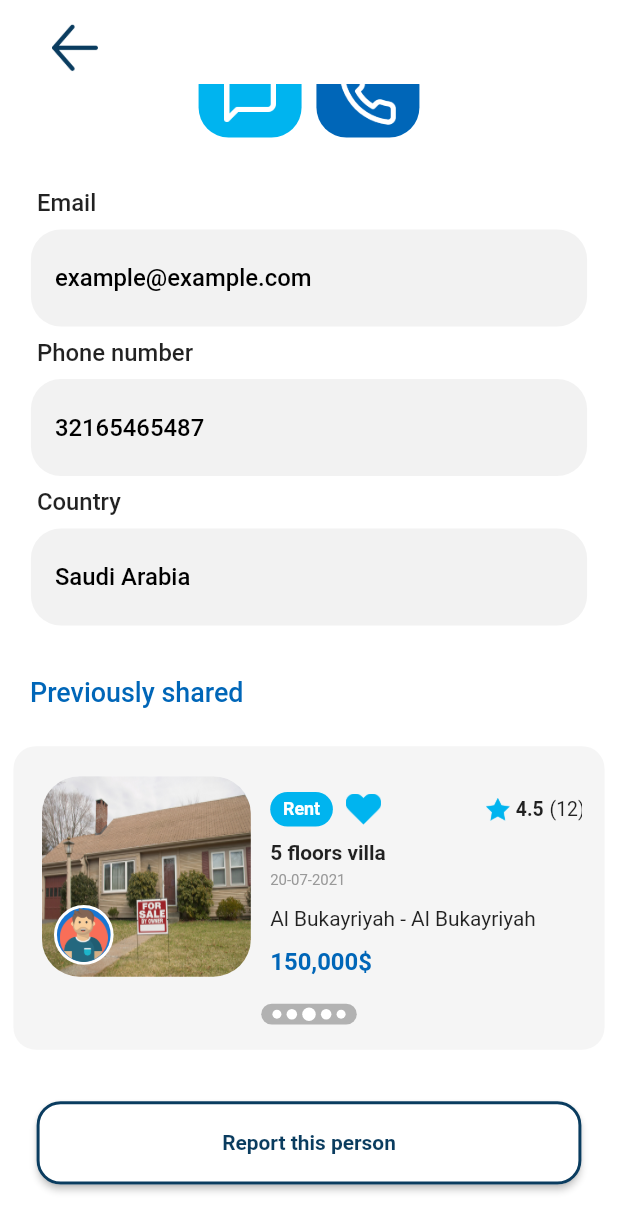
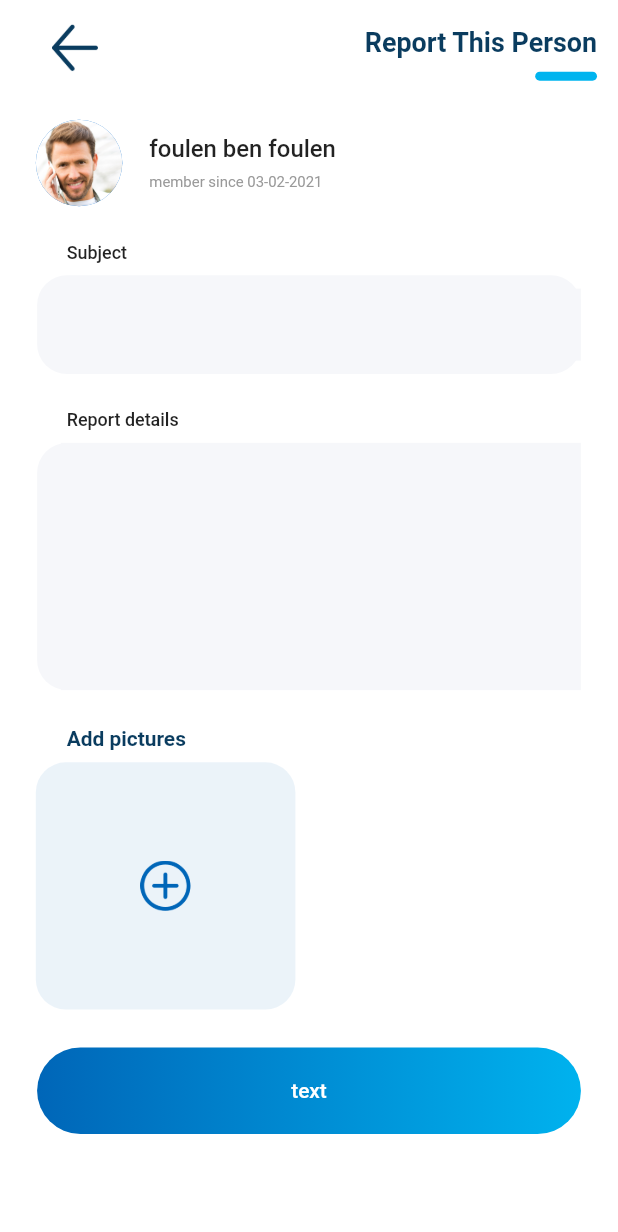
Before and after one commit to fawezz/Wasiet, a Flutter app: the SellerProfileView screen opened by its route, scrolled down 145 dp, after a tap on "Report this person", on a phone screen of 412 x 824 dp. Shown: the top 1232 px of the screen. Run offline on Flutter 3.47's test engine with Material 2 defaults, Android fonts, the phone set to English and light mode, and no system bars; our stand-ins replace flutter_screenutil, get, hexcolor, image_picker.

Commit message:
Report Person unfinished

```diff
--- /dev/null
+++ b/lib/Controllers/ReportPersonController.dart
@@ -0,0 +1,23 @@
+import 'dart:io';
+
+import 'package:get/get.dart';
+import 'package:flutter/material.dart';
+import 'package:image_picker/image_picker.dart';
+
+class ReportPersonController extends GetxController with GetTickerProviderStateMixin {
+
+  final ImagePicker _picker = ImagePicker();
+  var imageFileList = [].obs;
+
+  void selectImage() async{
+    List<XFile>? selectedImages = await _picker.pickMultiImage();
+    if(selectedImages == null){
+      return;
+    }
+    else{
+      imageFileList.addAll(selectedImages);
+    }
+
+  }
+
+}
--- a/lib/Custom Widgets/ProfileOption.dart
+++ b/lib/Custom Widgets/ProfileOption.dart
@@ -13,7 +13,16 @@ class ProfileOption extends StatelessWidget {
   Widget build(BuildContext context) {
     return Padding(
       padding: const EdgeInsets.only(top: 4.0),
-      child: Container(
+      child:  GestureDetector(
+        onTap: (){
+          if(namedView == "/home"){
+            //deconnect
+            Get.offAllNamed("/home");
+          }else{
+            Get.toNamed(namedView);
+          }
+        },
+        child: Container(
         height: Get.height*0.0886,
         width: Get.width*0.884,
         decoration: BoxDecoration(
@@ -22,17 +31,7 @@ class ProfileOption extends StatelessWidget {
         ),
         child: Padding(
           padding: EdgeInsets.symmetric(horizontal: Get.width*0.058),
-          child: GestureDetector(
-            onTap: (){
-              if(namedView == "/home"){
-                //deconnect
-                Get.offAllNamed("/home");
-              }else{
-                Get.toNamed(namedView);
-              }
-
-            },
-            child: Row(
+          child:Row(
               mainAxisAlignment: MainAxisAlignment.spaceBetween,
               children: [
                 Text(text,
--- /dev/null
+++ b/lib/Custom Widgets/ReportPictureCard.dart
@@ -0,0 +1,21 @@
+import 'package:flutter/material.dart';
+import 'package:flutter_screenutil/flutter_screenutil.dart';
+import 'package:hexcolor/hexcolor.dart';
+
+class ReportPictureCard extends StatelessWidget {
+  const ReportPictureCard({Key? key}) : super(key: key);
+
+  @override
+  Widget build(BuildContext context) {
+    return Container(
+      height: 0.2.sh,
+      width: 0.42.sw,
+      decoration: BoxDecoration(
+        color: HexColor("#0066B8").withOpacity(0.08),
+        borderRadius: BorderRadius.circular(20),
+      ),
+      child: Container()
+
+    );
+  }
+}
--- a/lib/Views/NotificationView.dart
+++ b/lib/Views/NotificationView.dart
@@ -91,7 +91,7 @@ class NotificationView extends StatelessWidget {
                   ),
                   Padding(
                     padding: EdgeInsets.only(top: 24.sp, left: 8, right: 8),
-                    child: Container(
+                    child: SizedBox(
                         height: Get.height * 0.78,
                         child:
                         ListView.builder(
--- a/lib/Views/ProfileView.dart
+++ b/lib/Views/ProfileView.dart
@@ -128,7 +128,7 @@ class ProfileView extends StatelessWidget {
                 ),
                 (Get.height*0.01).verticalSpace,
                 ProfileOption(text: "Edit my information", namedView: "/editInfo"),
-                ProfileOption(text: "Complaints follow up", namedView: "/complaints"),
+                ProfileOption(text: "Complaints follow up", namedView: "/myReports"),
                 ProfileOption(text: "My ads", namedView: "/myAds"),
                 ProfileOption(text: "Auction Participations", namedView: "/AuctionParticipation"),
                 ProfileOption(text: "Favorites", namedView: "/favorites"),
--- /dev/null
+++ b/lib/Views/ReportPersonView.dart
@@ -0,0 +1,269 @@
+import 'package:flutter/material.dart';
+import 'package:flutter_screenutil/flutter_screenutil.dart';
+import 'package:get/get.dart';
+import 'package:hexcolor/hexcolor.dart';
+
+import '../Controllers/ReportPersonController.dart';
+
+class ReportPersonView extends StatelessWidget {
+  const ReportPersonView({Key? key}) : super(key: key);
+
+  @override
+  Widget build(BuildContext context) {
+    final ReportPersonController _reportx = Get.put(ReportPersonController());
+
+    return Scaffold(
+      appBar: AppBar(
+        leadingWidth: 100,
+        automaticallyImplyLeading: false,
+        elevation: 0,
+        leading: Padding(
+          padding: const EdgeInsets.only(top: 8.0),
+          child: IconButton(
+              onPressed: () {
+                Get.back();
+              },
+              icon: Image.asset(
+                "assets/icons/arrowBack.png",
+                fit: BoxFit.fill,
+              )),
+        ),
+        actions: [
+          Padding(
+            padding: const EdgeInsets.only(top: 8.0, right: 14.0),
+            child: Column(
+              mainAxisAlignment: MainAxisAlignment.start,
+              crossAxisAlignment: CrossAxisAlignment.end,
+              children: [
+                SizedBox(
+                  height: 40.sp,
+                  child: Center(
+                    child: Text(
+                      "Report This Person",
+                      textAlign: TextAlign.left,
+                      style: TextStyle(
+                        backgroundColor: Colors.white,
+                        color: HexColor("#0A3C5F"),
+                        fontSize: 18.sp,
+                        fontWeight: FontWeight.bold,
+                      ),
+                    ),
+                  ),
+                ),
+                Container(
+                  height: 6.sp,
+                  width: Get.width * 0.1,
+                  decoration: BoxDecoration(
+                      color: HexColor("#00B4EF"),
+                      borderRadius: BorderRadius.circular(10)),
+                ),
+              ],
+            ),
+          ),
+        ],
+        backgroundColor: Colors.white,
+      ),
+      body: Padding(
+        padding: EdgeInsets.all(24.sp),
+        child: Column(
+          children: [
+            Row(
+              children: [
+                Padding(
+                  padding: const EdgeInsets.only(right: 18.0),
+                  child: CircleAvatar(
+                    radius: Get.width * 0.07,
+                    foregroundImage:
+                        Image.asset("assets/icons/seller.jpg").image,
+                  ),
+                ),
+                Column(
+                  crossAxisAlignment: CrossAxisAlignment.start,
+                  children: [
+                    Text(
+                      "foulen ben foulen",
+                      style: TextStyle(
+                        fontSize: 16.sp,
+                        fontWeight: FontWeight.w500,
+                      ),
+                    ),
+                    7.sp.verticalSpace,
+                    Text(
+                      "member since 03-02-2021",
+                      style: TextStyle(
+                        fontSize: 10.sp,
+                        color: HexColor("#999999"),
+                      ),
+                    ),
+                  ],
+                )
+              ],
+            ),
+            Padding(
+              padding: EdgeInsets.only(top: 24.sp),
+              child: Column(
+                children: [
+                  Align(
+                    alignment: Alignment.centerLeft,
+                    child: Padding(
+                      padding: EdgeInsets.only(left: 0.05.sw, bottom: 8),
+                      child: Text(
+                        "Subject",
+                        style: TextStyle(
+                          fontSize: 12.sp,
+                          fontWeight: FontWeight.w500,
+                        ),
+                      ),
+                    ),
+                  ),
+                  Container(
+                    height: 0.08.sh,
+                    width: 0.88.sw,
+                    decoration: BoxDecoration(
+                      color: HexColor("#F6F7FA"),
+                      borderRadius: BorderRadius.circular(20),
+                    ),
+                    child: Align(
+                        alignment: Alignment.centerLeft,
+                        child: Padding(
+                          padding: const EdgeInsets.only(left: 16.0),
+                          child: TextField(
+                            decoration: InputDecoration(
+                              border: InputBorder.none,
+                              filled: true,
+                              fillColor: HexColor("#F6F7FA"),
+                            ),
+                            style: TextStyle(
+                                decoration: TextDecoration.none,
+                                color: Colors.black,
+                                fontWeight: FontWeight.w500,
+                                fontSize: 14.sp),
+                          ),
+                        )),
+                  ),
+                ],
+              ),
+            ),
+            Padding(
+              padding: EdgeInsets.only(top: 24.sp),
+              child: Column(
+                children: [
+                  Align(
+                    alignment: Alignment.centerLeft,
+                    child: Padding(
+                      padding: EdgeInsets.only(left: 0.05.sw, bottom: 8),
+                      child: Text(
+                        "Report details",
+                        style: TextStyle(
+                          fontSize: 12.sp,
+                          fontWeight: FontWeight.w500,
+                        ),
+                      ),
+                    ),
+                  ),
+                  Container(
+                    height: 0.2.sh,
+                    width: 0.88.sw,
+                    decoration: BoxDecoration(
+                      color: HexColor("#F6F7FA"),
+                      borderRadius: BorderRadius.circular(20),
+                    ),
+                    child: Align(
+                        alignment: Alignment.centerLeft,
+                        child: Padding(
+                          padding: const EdgeInsets.only(left: 16.0),
+                          child: TextField(
+                            maxLines: 9,
+                            decoration: InputDecoration(
+                              border: InputBorder.none,
+                              filled: true,
+                              fillColor: HexColor("#F6F7FA"),
+                            ),
+                            style: TextStyle(
+                                decoration: TextDecoration.none,
+                                color: Colors.black,
+                                fontWeight: FontWeight.w500,
+                                fontSize: 14.sp),
+                          ),
+                        )),
+                  ),
+                ],
+              ),
+            ),
+            24.sp.verticalSpace,
+            Align(
+              alignment: Alignment.centerLeft,
+              child: Padding(
+                padding: EdgeInsets.only(left: 0.05.sw, bottom: 8),
+                child: Text(
+                  "Add pictures",
+                  style: TextStyle(
+                    color: HexColor("#0A3C5F"),
+                    fontSize: 14.sp,
+                    fontWeight: FontWeight.bold,
+                  ),
+                ),
+              ),
+            ),
+            Obx(() => Wrap(
+                children: [
+                  Align(
+                  alignment: Alignment.centerLeft,
+                  child: Container(
+                    height: 0.2.sh,
+                    width: 0.42.sw,
+                    decoration: BoxDecoration(
+                      color: HexColor("#0066B8").withOpacity(0.08),
+                      borderRadius: BorderRadius.circular(20),
+                    ),
+                    child: MaterialButton(
+                      materialTapTargetSize: MaterialTapTargetSize.shrinkWrap,
+                      shape: const StadiumBorder(),
+                      child: Align(
+                          alignment: Alignment.center,
+                          child: Image.asset(
+                            "assets/icons/plus-circle.png",
+                            scale: 3.5,
+                          )),
+                      onPressed: () {
+                        _reportx.selectImage();
+                      },
+                    ),
+
+                  ),
+                ),
+                ]
+              ),
+            ),
+            Padding(
+              padding: EdgeInsets.only(top: 25.h),
+              child: Container(
+                width: Get.width * 0.88,
+                height: Get.height * 0.07,
+                decoration: ShapeDecoration(
+                  shape: const StadiumBorder(),
+                  gradient: LinearGradient(
+                    begin: Alignment.centerLeft,
+                    end: Alignment.centerRight,
+                    colors: [HexColor("#0066B8"), HexColor("#00B2EE"),],
+                  ),
+                ),
+                child: MaterialButton(
+                  materialTapTargetSize: MaterialTapTargetSize.shrinkWrap,
+                  shape: const StadiumBorder(),
+                  child: Text(
+                    'text',
+                    style: TextStyle(color: Colors.white, fontSize: 14.sp),
+                  ),
+                  onPressed: () {
+                    print('upload picture!');
+                  },
+                ),
+              ),
+            )
+          ],
+        ),
+      ),
+    );
+  }
+}
--- a/lib/Views/SellerProfileView.dart
+++ b/lib/Views/SellerProfileView.dart
@@ -213,7 +213,9 @@ class SellerProfileView extends StatelessWidget {
               width: Get.width *0.8816,
               height: Get.height* 0.0675,
               child: ElevatedButton(
-                  onPressed: () {},
+                  onPressed: () {
+                    Get.toNamed('/reportPerson');
+                  },
                   style: ButtonStyle(
                     backgroundColor: MaterialStateProperty.all<Color>(Colors.white),
                       shape: MaterialStateProperty
--- a/pubspec.yaml
+++ b/pubspec.yaml
@@ -33,6 +33,7 @@ dependencies:
   hexcolor: ^2.0.7
   flutter_screenutil: ^5.5.3+2
   date_util: ^0.1.4
+  image_picker: ^0.8.5+3
 
 
   # The following adds the Cupertino Icons font to your application.
```
Also changed, not shown: assets/icons/plus-circle.png (added).
